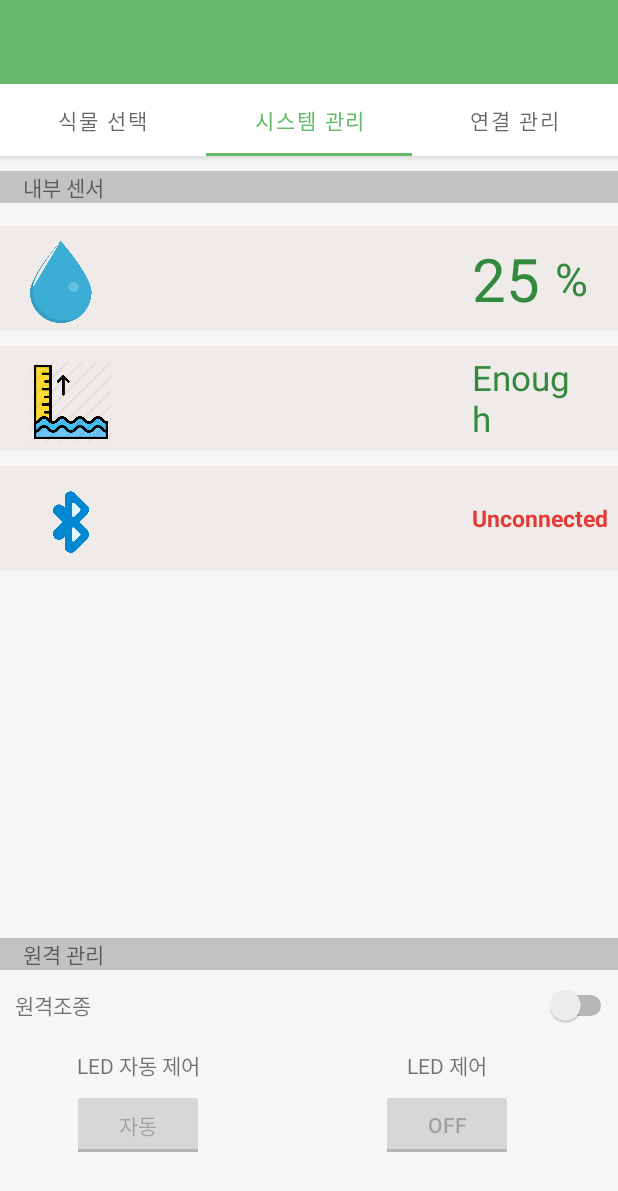
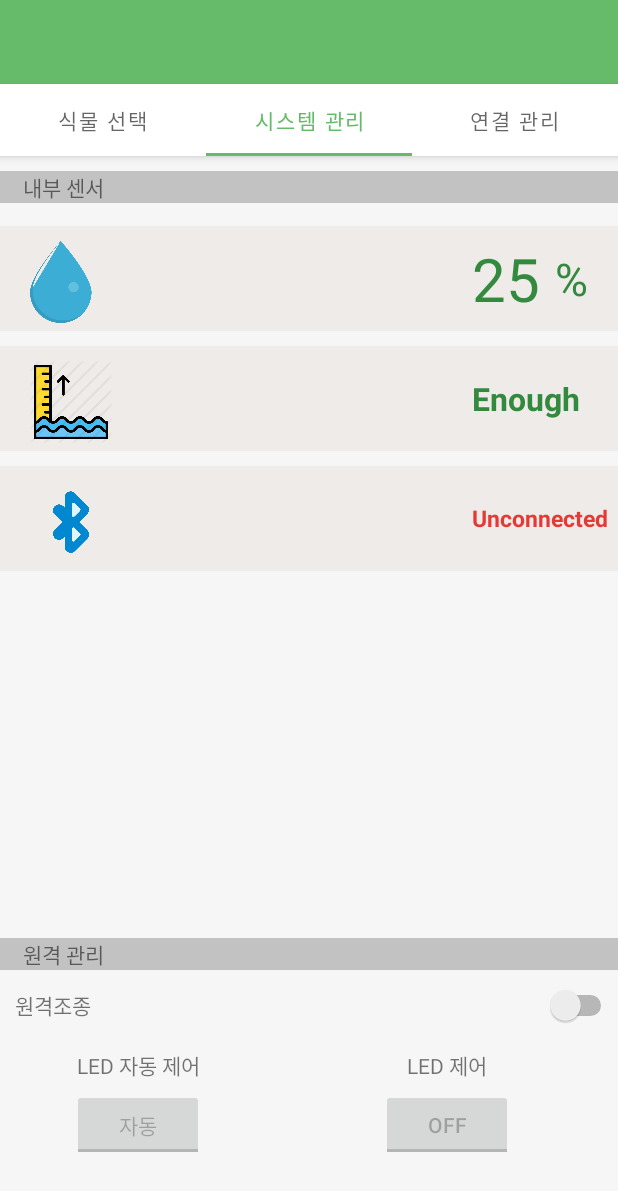
Before and after one commit to gunamkwon/Smart-Hydroponics-System, an Android app: the screen it shows after launch (MainActivity), tab 2 chosen, on a phone screen of 412 x 824 dp. Shown: the top 1191 px of the screen. Run offline under Robolectric (Android 15) with nearby library versions, the phone set to English and light mode, and no system bars.

Commit message:
last update?

```diff
--- a/Android2/app/src/main/res/layout/fragment_system.xml
+++ b/Android2/app/src/main/res/layout/fragment_system.xml
@@ -50,8 +50,7 @@
             android:layout_width="wrap_content"
             android:layout_height="wrap_content"
             android:paddingRight="20dp"
-            android:textSize="30sp"
-            />
+            android:textSize="30sp" />
     </TableRow>
 
     <TableRow
@@ -71,14 +70,14 @@
         <TextView
             android:id="@+id/level_state"
             android:textColor="@color/green"
+            android:textStyle="bold"
             android:text="Enough"
             android:layout_gravity="center_vertical"
             android:layout_width="wrap_content"
             android:layout_height="wrap_content"
             android:paddingRight="20dp"
-            android:textSize="23dp"
-            android:layout_span="2"
-            />
+            android:textSize="21dp"
+            android:layout_span="2" />
     </TableRow>
 
     <TableRow
@@ -96,13 +95,13 @@
             android:layout_span="3"/>
 
         <TextView
-            android:id="@+id/connect_state"
+            android:id="@+id/connect"
             android:textColor="@color/red"
             android:textStyle="bold"
             android:text="Unconnected"
             android:layout_width="wrap_content"
             android:layout_height="wrap_content"
-            android:textSize="15sp"
+            android:textSize="15dp"
             android:layout_gravity="center_vertical"
             android:layout_span="2"/>
     </TableRow>
```
Also changed, not shown: Android2/app/src/main/java/com/cookandroid/android/MainActivity.java (+9 -7 lines), Android2/app/src/main/java/com/cookandroid/android/SystemFragment.java (+20 -24 lines).
